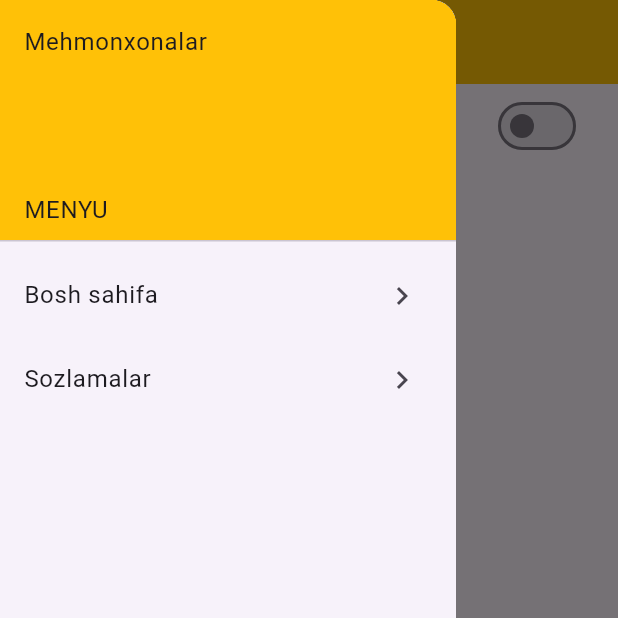
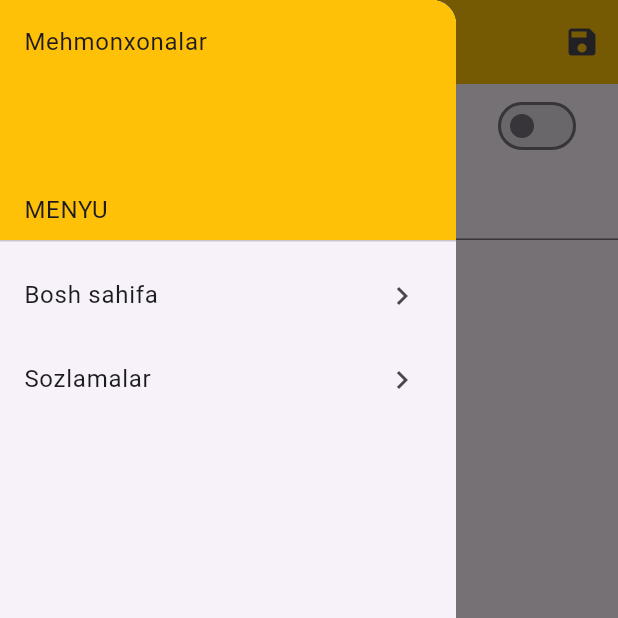
Before and after one commit to AkmaljonAbdirakhimov/lesson43, a Flutter app: the SettingsScreen screen opened directly with empty values, with the side drawer open, on a phone screen of 412 x 824 dp, the top half of it. Run offline on Flutter 3.47's test engine with Material 3 defaults, Android fonts, the phone set to English and light mode, and no system bars.

Commit message:
first commit

```diff
--- a/lib/utils/app_constants.dart
+++ b/lib/utils/app_constants.dart
@@ -2,4 +2,5 @@ import 'package:flutter/material.dart';
 
 class AppConstants {
   static ThemeMode themeMode = ThemeMode.light;
+  static String backgroundImageUrl = "";
 }
--- a/lib/views/screens/settings_screen.dart
+++ b/lib/views/screens/settings_screen.dart
@@ -4,9 +4,11 @@ import 'package:lesson43/views/widgets/custom_drawer.dart';
 
 class SettingsScreen extends StatefulWidget {
   final ValueChanged<bool> onThemeChanged;
+  final ValueChanged<String> onBackgroundImageChanged;
   const SettingsScreen({
     super.key,
     required this.onThemeChanged,
+    required this.onBackgroundImageChanged,
   });
 
   @override
@@ -14,21 +16,54 @@ class SettingsScreen extends StatefulWidget {
 }
 
 class _SettingsScreenState extends State<SettingsScreen> {
+  final imageController = TextEditingController();
+
+  @override
+  void dispose() {
+    imageController.dispose();
+    super.dispose();
+  }
+
   @override
   Widget build(BuildContext context) {
     return Scaffold(
       appBar: AppBar(
         title: const Text("Sozlamalar"),
+        actions: [
+          IconButton(
+            onPressed: () {
+              String imageUrl = imageController.text;
+              imageController.clear();
+              widget.onBackgroundImageChanged(imageUrl);
+            },
+            icon: const Icon(Icons.save),
           ),
-      drawer: CustomDrawer(onThemeChanged: widget.onThemeChanged),
-      body: ListView(
+        ],
+      ),
+      drawer: CustomDrawer(
+        onThemeChanged: widget.onThemeChanged,
+        onBackgroundImageChanged: widget.onBackgroundImageChanged,
+      ),
+      body: Container(
+        decoration: BoxDecoration(
+          image: AppConstants.backgroundImageUrl.isEmpty
+              ? null
+              : DecorationImage(
+                  image: NetworkImage(AppConstants.backgroundImageUrl),
+                ),
+        ),
+        child: ListView(
           children: [
             SwitchListTile(
               value: AppConstants.themeMode == ThemeMode.dark,
               onChanged: widget.onThemeChanged,
               title: const Text("Tungi holat"),
             ),
+            TextField(
+              controller: imageController,
+            ),
           ],
+        ),
       ),
     );
   }
--- a/lib/views/widgets/custom_drawer.dart
+++ b/lib/views/widgets/custom_drawer.dart
@@ -4,7 +4,12 @@ import 'package:lesson43/views/screens/settings_screen.dart';
 
 class CustomDrawer extends StatelessWidget {
   final ValueChanged<bool> onThemeChanged;
-  const CustomDrawer({super.key, required this.onThemeChanged});
+  final ValueChanged<String> onBackgroundImageChanged;
+  const CustomDrawer({
+    super.key,
+    required this.onThemeChanged,
+    required this.onBackgroundImageChanged,
+  });
 
   @override
   Widget build(BuildContext context) {
@@ -32,6 +37,7 @@ class CustomDrawer extends StatelessWidget {
                   builder: (ctx) {
                     return HomeScreen(
                       onThemeChanged: onThemeChanged,
+                      onBackgroundImageChanged: onBackgroundImageChanged,
                     );
                   },
                 ),
@@ -50,6 +56,7 @@ class CustomDrawer extends StatelessWidget {
                   builder: (ctx) {
                     return SettingsScreen(
                       onThemeChanged: onThemeChanged,
+                      onBackgroundImageChanged: onBackgroundImageChanged,
                     );
                   },
                 ),
```
Also changed, not shown: lib/main.dart (+8 -0 lines), lib/views/screens/home_screen.dart (+13 -0 lines), 1 other file. Lines whose indentation alone changed are shown as unchanged.
